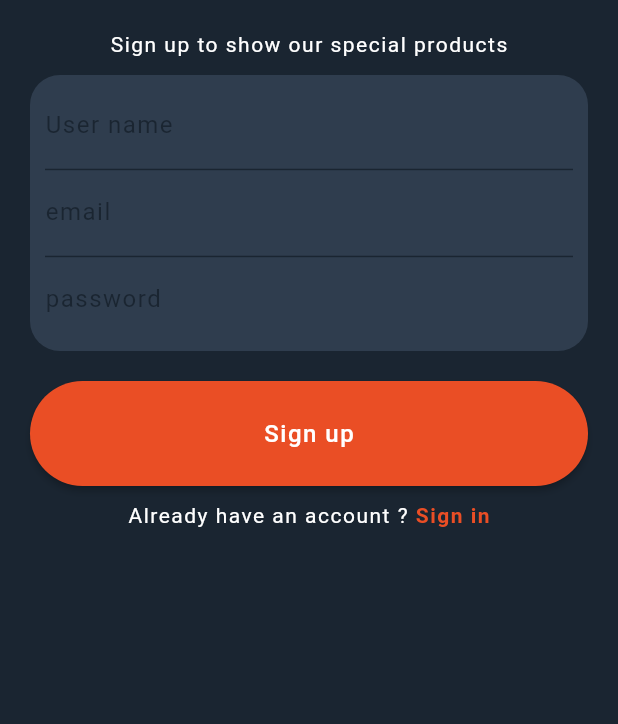
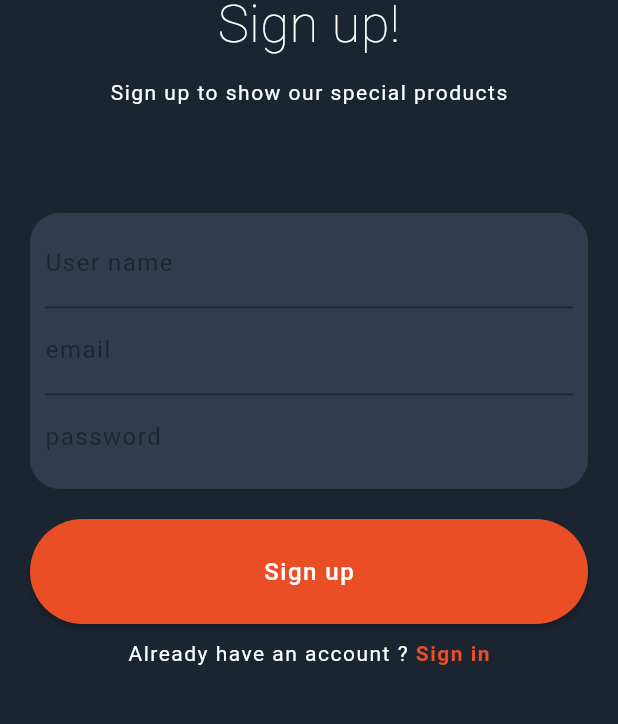
Before and after one commit to abdka2000/flutter-e-commerce-app-, a Flutter app: the SignupPage screen opened by its route, on a phone screen of 412 x 824 dp, the part 129-853 px from its top. Run offline on Flutter 3.47's test engine with Material 3 defaults, Android fonts, the light colour scheme and no system bars; our stand-ins replace cached_network_image, connectivity_plus, dartz, equatable, flutter_bloc, get_it and 4 more; missing offline and left inert: dart:html; accounts and stored records are empty.

Commit message:
End auth feature

```diff
--- a/lib/features/auth/presentation/screens/login_page.dart
+++ b/lib/features/auth/presentation/screens/login_page.dart
@@ -19,6 +19,7 @@ class LoginPage extends StatelessWidget {
           if (state is AuthErrorState) {
             Messagees.errorMessage(context, state.message);
           } else if (state is RegesterDoneState) {
+            Messagees.succesMessage(context, "Welcome again");
             GoRouter.of(context).pushReplacement(HOME_PAGE);
           }
         },
--- a/lib/features/auth/presentation/screens/signup_page.dart
+++ b/lib/features/auth/presentation/screens/signup_page.dart
@@ -1,18 +1,12 @@
-import 'package:e_commerce/core/string/colors.dart';
 import 'package:e_commerce/core/string/navigation.dart';
 import 'package:e_commerce/core/widgets/snackbar_message.dart';
 import 'package:e_commerce/features/auth/presentation/bloc/auth_cubit/auth_cubit.dart';
-import 'package:e_commerce/features/auth/presentation/widgets/signup_form.dart';
 import 'package:e_commerce/features/auth/presentation/widgets/signup_page_body.dart';
 import 'package:flutter/material.dart';
 import 'package:flutter_bloc/flutter_bloc.dart';
 import 'package:go_router/go_router.dart';
 
-import '../../../../core/widgets/button_widget.dart';
 import '../../../../core/widgets/loading.dart';
-import '../widgets/cosy_image.dart';
-
-
 
 class SignupPage extends StatelessWidget {
   const SignupPage({super.key});
@@ -20,11 +14,13 @@ class SignupPage extends StatelessWidget {
   @override
   Widget build(BuildContext context) {
     return Scaffold(
-        body: BlocConsumer<AuthCubit, AuthState>(
+        body: SafeArea(
+      child: BlocConsumer<AuthCubit, AuthState>(
         listener: (context, state) {
           if (state is AuthErrorState) {
             Messagees.errorMessage(context, state.message);
           } else if (state is RegesterDoneState) {
+            Messagees.succesMessage(context, "Welcome here");
             GoRouter.of(context).pushReplacement(HOME_PAGE);
           }
         },
@@ -34,8 +30,7 @@ class SignupPage extends StatelessWidget {
           }
           return const SignupPageBody();
         },
+      ),
     ));
   }
-
-
 }
--- a/lib/features/auth/presentation/screens/splash_screen.dart
+++ b/lib/features/auth/presentation/screens/splash_screen.dart
@@ -7,7 +7,6 @@ import 'package:go_router/go_router.dart';
 
 class SplashScreen extends StatefulWidget {
   const SplashScreen({super.key});
-
   @override
   State<SplashScreen> createState() => _SplashScreenState();
 }
@@ -38,7 +37,10 @@ class _SplashScreenState extends State<SplashScreen> {
             "assets/images/logo.png",
             width: 120,
             height: 120,
-            ))));
+          ),
+        ),
+      ),
+    );
   }
 
   navigate() {
--- a/lib/features/auth/presentation/widgets/cosy_image.dart
+++ b/lib/features/auth/presentation/widgets/cosy_image.dart
@@ -7,6 +7,7 @@ class COSYImage extends StatelessWidget {
 
   @override
   Widget build(BuildContext context) {
+    // ignore: sized_box_for_whitespace
     return Container(
       width: double.infinity,
       child: Image.asset(
--- a/lib/features/auth/presentation/widgets/login_fom_section.dart
+++ b/lib/features/auth/presentation/widgets/login_fom_section.dart
@@ -1,4 +1,3 @@
-
 import 'package:e_commerce/core/string/colors.dart';
 import 'package:e_commerce/core/string/navigation.dart';
 import 'package:e_commerce/core/widgets/button_widget.dart';
--- a/lib/features/auth/presentation/widgets/login_form.dart
+++ b/lib/features/auth/presentation/widgets/login_form.dart
@@ -2,11 +2,8 @@ import 'package:e_commerce/core/string/colors.dart';
 import 'package:e_commerce/features/auth/presentation/widgets/text_field.dart';
 import 'package:flutter/material.dart';
 
-
-
 class LoginForm extends StatelessWidget {
   final TextEditingController usernameController;
-
   final TextEditingController passwordController;
   final GlobalKey<FormState> loginKey;
 
--- a/lib/features/auth/presentation/widgets/signup_form_section.dart
+++ b/lib/features/auth/presentation/widgets/signup_form_section.dart
@@ -30,7 +30,6 @@ class SignupFormSection extends StatelessWidget {
             validateLogin(context);
           },
         ),
-
         Row(
           mainAxisAlignment: MainAxisAlignment.center,
           children: [
@@ -53,9 +52,7 @@ class SignupFormSection extends StatelessWidget {
             )
           ],
         ),
-        const SizedBox(
-          height: 60,
-        ),
+        const SizedBox(height: 60),
       ],
     );
   }
--- a/lib/features/auth/presentation/widgets/signup_page_body.dart
+++ b/lib/features/auth/presentation/widgets/signup_page_body.dart
@@ -7,21 +7,27 @@ class SignupPageBody extends StatelessWidget {
 
   @override
   Widget build(BuildContext context) {
-    return  Column(
+    return Column(
       children: [
         Column(
           children: [
-            const SizedBox(
-              height: 20,
+            const SizedBox(height: 20),
+            const COSYImage(),
+            const Text(
+              "Sign up!",
+              textAlign: TextAlign.center,
+              style: TextStyle(
+                  height: 0.9,
+                  color: Colors.white,
+                  fontSize: 35,
+                  fontWeight: FontWeight.w100),
             ),
-            const COSYImage(),
-            const SizedBox(
-              height: 20,
-            ),
+            const SizedBox(height: 20),
             const Text(
               "Sign up to show our special products",
               style: TextStyle(color: Colors.white, letterSpacing: 1),
             ),
+            const SizedBox(height: 60),
             SignupFormSection()
           ],
         )
--- a/lib/features/auth/presentation/widgets/welcome_page_body.dart
+++ b/lib/features/auth/presentation/widgets/welcome_page_body.dart
@@ -1,4 +1,3 @@
-
 import 'package:e_commerce/features/auth/presentation/widgets/cosy_image.dart';
 import 'package:e_commerce/features/auth/presentation/widgets/welcome_page_register_section.dart';
 import 'package:flutter/material.dart';
@@ -32,9 +31,7 @@ class WelcomePageBody extends StatelessWidget {
                 fontSize: 35,
                 fontWeight: FontWeight.w100),
           ),
-          const SizedBox(
-            height: 20,
-          ),
+          const SizedBox(height: 20),
           const WelcomePageRegisterSection(),
         ],
       ),
--- a/lib/features/auth/presentation/widgets/welcome_page_register_section.dart
+++ b/lib/features/auth/presentation/widgets/welcome_page_register_section.dart
@@ -17,9 +17,7 @@ class WelcomePageRegisterSection extends StatelessWidget {
             GoRouter.of(context).pushReplacement(LOGIN_PAGE);
           },
         ),
-        const SizedBox(
-          height: 20,
-        ),
+        const SizedBox(height: 20),
         Row(
           mainAxisAlignment: MainAxisAlignment.center,
           children: [
--- a/lib/main.dart
+++ b/lib/main.dart
@@ -5,7 +5,6 @@ import 'package:e_commerce/features/products/domain/entities/product_entity.dart
 import 'package:flutter/material.dart';
 import 'package:flutter_bloc/flutter_bloc.dart';
 import 'injection_container.dart' as di;
-
 import 'package:hive_flutter/hive_flutter.dart';
 
 void main() async {
```
Also changed, not shown: lib/features/auth/presentation/widgets/login_page_body.dart (+4 -12 lines). Lines whose indentation alone changed are shown as unchanged.
